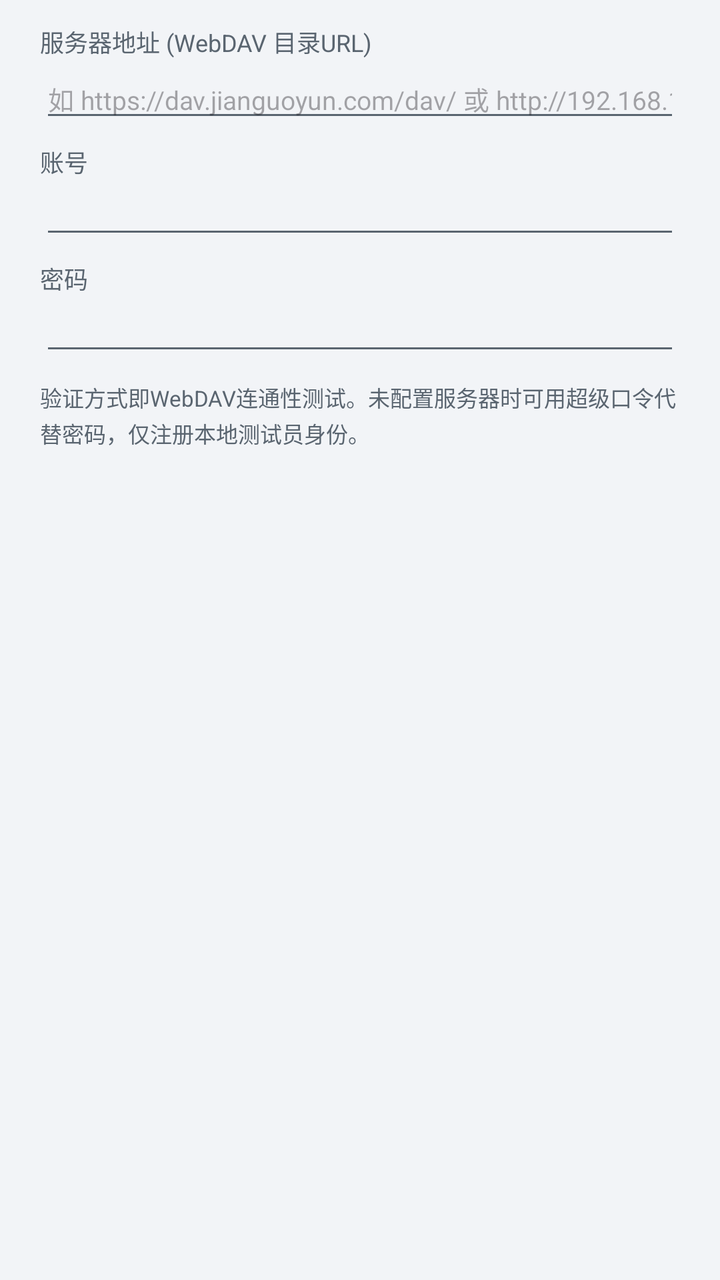
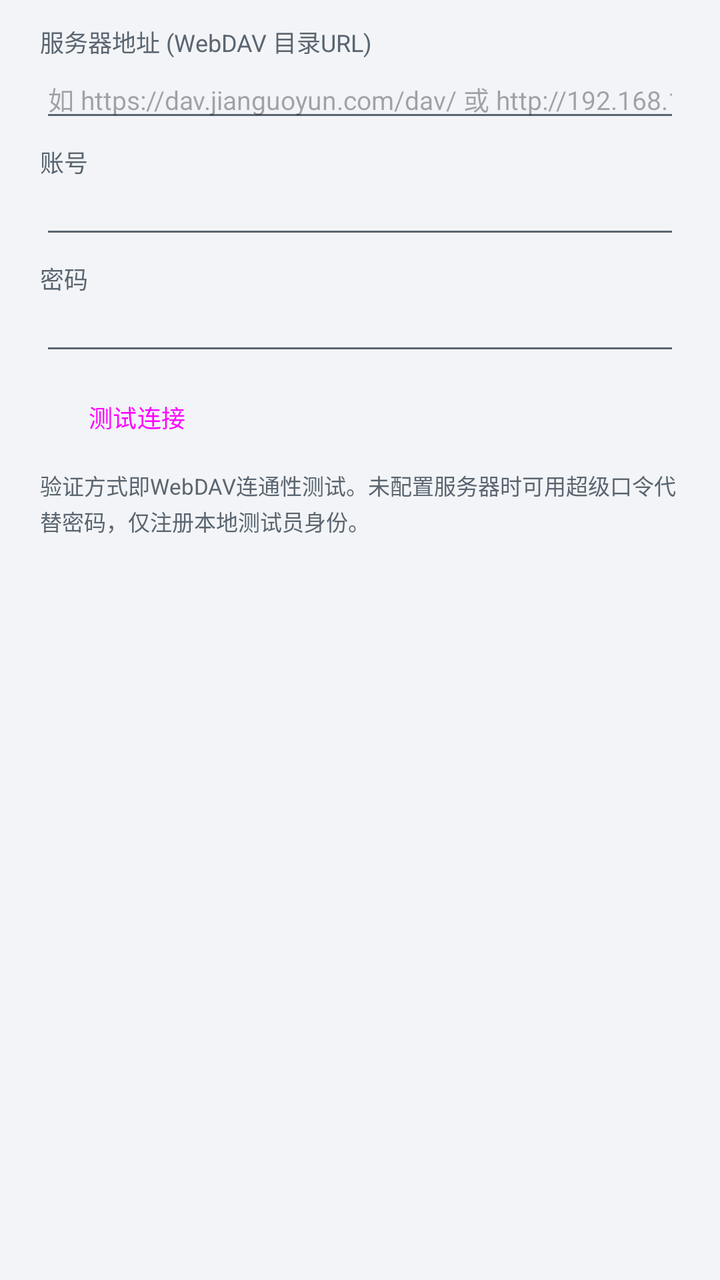

Before-and-after screenshots of an Android layout around one commit, followed by the original layout XML and the change that was made.
<!-- AndroidManifest.xml: application theme Theme.App -->
<!-- res/layout/dialog_login.xml -->
<?xml version="1.0" encoding="utf-8"?>
<LinearLayout xmlns:android="http://schemas.android.com/apk/res/android"
    android:layout_width="match_parent"
    android:layout_height="wrap_content"
    android:orientation="vertical"
    android:paddingStart="20dp"
    android:paddingEnd="20dp"
    android:paddingTop="12dp">

    <TextView
        android:id="@+id/tv_server_label"
        android:layout_width="match_parent"
        android:layout_height="wrap_content"
        android:text="@string/login_server"
        android:textColor="@color/text_secondary"
        android:textSize="12sp" />

    <EditText
        android:id="@+id/etServer"
        android:layout_width="match_parent"
        android:layout_height="wrap_content"
        android:hint="@string/login_server_hint"
        android:inputType="textUri"
        android:singleLine="true"
        android:textSize="13sp" />

    <TextView
        android:layout_width="match_parent"
        android:layout_height="wrap_content"
        android:layout_marginTop="6dp"
        android:text="@string/login_username"
        android:textColor="@color/text_secondary"
        android:textSize="12sp" />

    <EditText
        android:id="@+id/etUsername"
        android:layout_width="match_parent"
        android:layout_height="wrap_content"
        android:inputType="text"
        android:singleLine="true"
        android:textSize="13sp" />

    <TextView
        android:layout_width="match_parent"
        android:layout_height="wrap_content"
        android:layout_marginTop="6dp"
        android:text="@string/login_password"
        android:textColor="@color/text_secondary"
        android:textSize="12sp" />

    <EditText
        android:id="@+id/etPassword"
        android:layout_width="match_parent"
        android:layout_height="wrap_content"
        android:inputType="textPassword"
        android:singleLine="true"
        android:textSize="13sp" />

    <TextView
        android:id="@+id/tvLoginHint"
        android:layout_width="match_parent"
        android:layout_height="wrap_content"
        android:layout_marginTop="8dp"
        android:lineSpacingExtra="2dp"
        android:text="@string/login_hint"
        android:textColor="@color/text_secondary"
        android:textSize="11sp" />
</LinearLayout>
<!-- resources referenced by this layout -->
<resources>
  <color name="text_secondary">#5A6570</color>
  <string name="login_hint">验证方式即WebDAV连通性测试。未配置服务器时可用超级口令代替密码，仅注册本地测试员身份。</string>
  <string name="login_password">密码</string>
  <string name="login_server">服务器地址 (WebDAV 目录URL)</string>
  <string name="login_server_hint">如 https://dav.jianguoyun.com/dav/ 或 http://192.168.1.10:5005/dav/调试记录/</string>
  <string name="login_username">账号</string>
  <style name="Theme.App" parent="Theme.Material3.Light.NoActionBar">
          <item name="colorPrimary">@color/primary</item>
          <item name="colorOnPrimary">@color/on_primary</item>
          <item name="colorPrimaryContainer">@color/primary_container</item>
          <item name="colorOnPrimaryContainer">@color/on_primary_container</item>
          <item name="colorSecondary">@color/secondary</item>
          <item name="android:colorBackground">@color/bg</item>
          <item name="colorSurface">@color/surface</item>
          <item name="colorOnSurface">@color/on_surface</item>
          <item name="colorError">@color/danger</item>
          <item name="android:statusBarColor">@color/primary_dark</item>
          <item name="android:textColorSecondary">@color/text_secondary</item>
          <item name="android:divider">@color/divider</item>
      </style>
  <color name="primary">#1F5C99</color>
  <color name="on_primary">#FFFFFF</color>
  <color name="primary_container">#D9E6F5</color>
  <color name="on_primary_container">#0B3055</color>
  <color name="secondary">#45607F</color>
  <color name="bg">#F2F4F7</color>
  <color name="surface">#FFFFFF</color>
  <color name="on_surface">#1B1F24</color>
  <color name="danger">#B3261E</color>
  <color name="primary_dark">#17456F</color>
  <color name="divider">#E1E5EA</color>
</resources>

<!-- the commit's change to res/layout/dialog_login.xml (unified diff, before → after) -->
@@ -56,6 +56,32 @@
         android:singleLine="true"
         android:textSize="13sp" />
 
+    <LinearLayout
+        android:layout_width="match_parent"
+        android:layout_height="wrap_content"
+        android:layout_marginTop="8dp"
+        android:orientation="horizontal">
+
+        <Button
+            android:id="@+id/btnTestConn"
+            style="@style/SmallButton"
+            android:layout_width="wrap_content"
+            android:text="@string/login_test" />
+    </LinearLayout>
+
+    <TextView
+        android:id="@+id/tvDiagResult"
+        android:layout_width="match_parent"
+        android:layout_height="wrap_content"
+        android:layout_marginTop="6dp"
+        android:background="#F3F4F6"
+        android:fontFamily="monospace"
+        android:padding="8dp"
+        android:textIsSelectable="true"
+        android:textColor="@color/text_secondary"
+        android:textSize="10sp"
+        android:visibility="gone" />
+
     <TextView
         android:id="@+id/tvLoginHint"
         android:layout_width="match_parent"
<!-- resource entries referenced after the edit -->
@@ -5,7 +5,15 @@
   <string name="login_password">密码</string>
   <string name="login_server">服务器地址 (WebDAV 目录URL)</string>
   <string name="login_server_hint">如 https://dav.jianguoyun.com/dav/ 或 http://192.168.1.10:5005/dav/调试记录/</string>
+  <string name="login_test">测试连接</string>
   <string name="login_username">账号</string>
+  <style name="SmallButton" parent="Widget.Material3.Button.OutlinedButton">
+          <item name="android:layout_height">36dp</item>
+          <item name="android:minWidth">0dp</item>
+          <item name="android:paddingStart">12dp</item>
+          <item name="android:paddingEnd">12dp</item>
+          <item name="android:textSize">12sp</item>
+      </style>
   <style name="Theme.App" parent="Theme.Material3.Light.NoActionBar">
           <item name="colorPrimary">@color/primary</item>
           <item name="colorOnPrimary">@color/on_primary</item>
